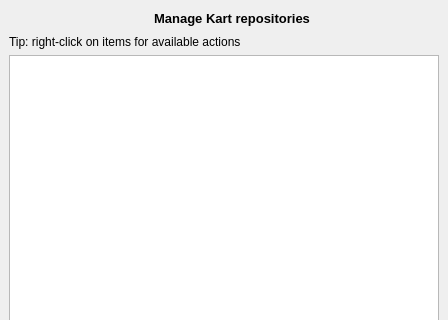
The window that kart/gui/dockwidget.ui (koordinates/kart-qgis-plugin) describes before a commit, drawn with Qt 5; both pictures show x 0 to 448 and y 0 to 320 of the 448 by 830 pixel window.
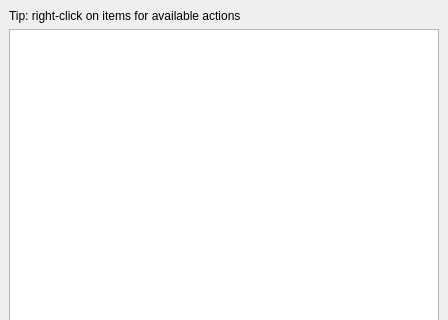
The same window after the commit.

Commit message: autoexpand last repo in repo tree

```diff
--- a/kart/gui/dockwidget.ui
+++ b/kart/gui/dockwidget.ui
@@ -18,59 +18,6 @@
   </property>
   <widget class="QWidget" name="dockWidgetContents">
    <layout class="QVBoxLayout" name="verticalLayout">
-    <item>
-     <layout class="QHBoxLayout" name="horizontalLayout">
-      <property name="spacing">
-       <number>9</number>
-      </property>
-      <item>
-       <spacer name="horizontalSpacer">
-        <property name="orientation">
-         <enum>Qt::Horizontal</enum>
-        </property>
-        <property name="sizeHint" stdset="0">
-         <size>
-          <width>40</width>
-          <height>20</height>
-         </size>
-        </property>
-       </spacer>
-      </item>
-      <item>
-       <widget class="QLabel" name="labelHeaderIcon">
-        <property name="text">
-         <string/>
-        </property>
-       </widget>
-      </item>
-      <item>
-       <widget class="QLabel" name="labelHeaderText">
-        <property name="text">
-         <string>&lt;html&gt;&lt;head/&gt;&lt;body&gt;&lt;p&gt;&lt;span style=&quot; font-size:10pt; font-weight:600;&quot;&gt;Manage Kart repositories&lt;/span&gt;&lt;/p&gt;&lt;/body&gt;&lt;/html&gt;</string>
-        </property>
-        <property name="scaledContents">
-         <bool>false</bool>
-        </property>
-        <property name="alignment">
-         <set>Qt::AlignCenter</set>
-        </property>
-       </widget>
-      </item>
-      <item>
-       <spacer name="horizontalSpacer_2">
-        <property name="orientation">
-         <enum>Qt::Horizontal</enum>
-        </property>
-        <property name="sizeHint" stdset="0">
-         <size>
-          <width>40</width>
-          <height>20</height>
-         </size>
-        </property>
-       </spacer>
-      </item>
-     </layout>
-    </item>
     <item>
      <widget class="QLabel" name="label_2">
       <property name="text">
```
The commit also changes 2 other files.
